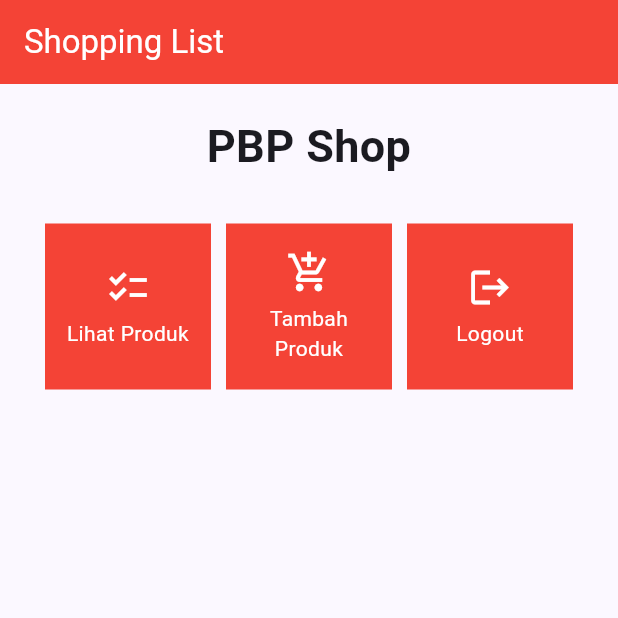
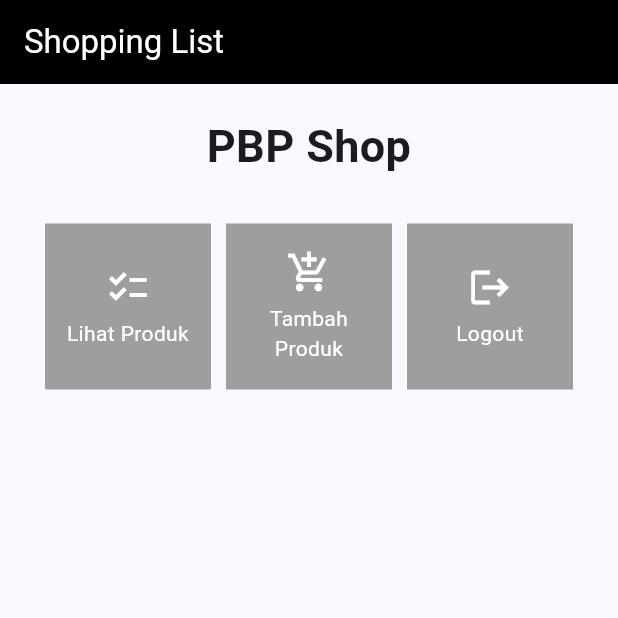
Before and after one commit to eilalleinat/shopping-list-mobile, a Flutter app: the screen it shows after launch, on a phone screen of 412 x 824 dp, the top half of it. Run offline on Flutter 3.47's test engine with Material 2 defaults, Android fonts, the phone set to English and light mode, and no system bars.

Commit message:
Finished Tutorial 6

```diff
--- a/lib/menu.dart
+++ b/lib/menu.dart
@@ -25,7 +25,7 @@ class MyHomePage extends StatelessWidget {
           'Shopping List',
           style: TextStyle(color: Colors.white),
         ),
-        backgroundColor: Colors.red,
+        backgroundColor: Colors.black,
       ),
       body: SingleChildScrollView(
         // Widget wrapper yang dapat discroll
@@ -78,7 +78,7 @@ class ShopCard extends StatelessWidget {
   @override
   Widget build(BuildContext context) {
     return Material(
-      color: Colors.red,
+      color: Colors.grey,
       child: InkWell(
         // Area responsive terhadap sentuhan
         onTap: () {
```
